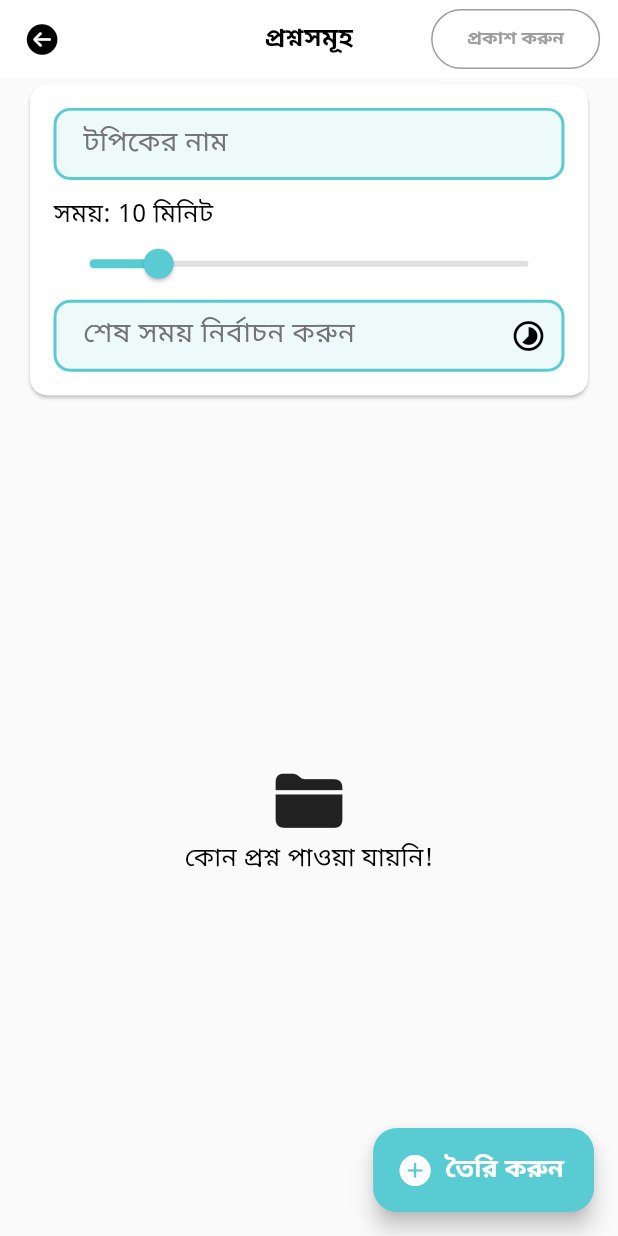
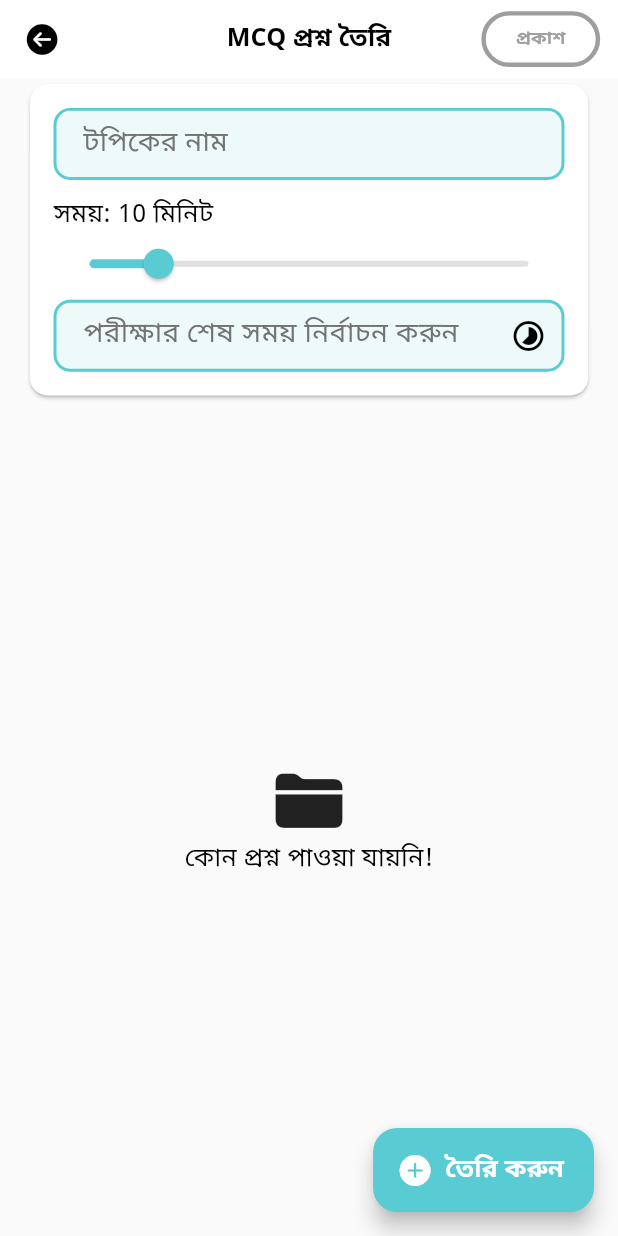
Before and after one commit to TheSaymonDev/teacher_panel_app, a Flutter app: the CreateQuizScreen screen opened by its route, on a phone screen of 412 x 824 dp. Run offline on Flutter 3.47's test engine with Material 3 defaults, Android fonts, the phone set to English and light mode, and no system bars; our stand-ins replace animated_toggle_switch, cloud_firestore, firebase_auth, firebase_core, fl_chart, flutter_screenutil and 10 more; accounts and stored records are empty; statements that could not run were skipped.

Commit message:
Save current changes before history rewrite

```diff
--- a/lib/config/localizations/translations/bn_bd_translations.dart
+++ b/lib/config/localizations/translations/bn_bd_translations.dart
@@ -58,8 +58,8 @@ final Map<String, String> bnBd = {
     'no_subject_wise_performance': 'কোন বিষয়ভিত্তিক পারফরম্যান্স নেই',
 
     /// for create quiz screen
-    'questions': 'প্রশ্নসমূহ',
-    'publish': 'প্রকাশ করুন',
+    'create_mcq_questions': 'MCQ প্রশ্ন তৈরি',
+    'publish': 'প্রকাশ',
     'confirm_publish': 'প্রকাশ নিশ্চিত করুন',
     'confirm_publish_message': 'আপনি কি নিশ্চিত যে আপনি এই কুইজটি প্রকাশ করতে চান?',
     'confirm': 'নিশ্চিত করুন',
@@ -71,7 +71,7 @@ final Map<String, String> bnBd = {
     'topic_name': 'টপিকের নাম',
     'time': 'সময়',
     'minutes': 'মিনিট',
-    'select_end_time': 'শেষ সময় নির্বাচন করুন',
+    'select_exam_end_time': 'পরীক্ষার শেষ সময় নির্বাচন করুন',
     'add_question': 'প্রশ্ন যোগ করুন',
     'update_question': 'প্রশ্ন আপডেট করুন',
     'question': 'প্রশ্ন',
--- a/lib/config/localizations/translations/en_us_translations.dart
+++ b/lib/config/localizations/translations/en_us_translations.dart
@@ -55,7 +55,7 @@ final Map<String, String> enUs = {
   'total_quizzes_taken': 'Total Quizzes Taken',
   'no_subject_wise_performance': 'No subject-wise performance',
   /// for create quiz screen
-  'questions': 'Questions',
+  'create_mcq_questions': 'Create MCQ Questions',
   'publish': 'Publish',
   'confirm_publish': 'Confirm Publish',
   'confirm_publish_message': 'Are you sure you want to publish this quiz?',
@@ -68,7 +68,7 @@ final Map<String, String> enUs = {
   'topic_name': 'Topic Name',
   'time': 'Time',
   'minutes': 'minutes',
-  'select_end_time': 'Select End Time',
+  'select_exam_end_time': 'Select Exam End Time',
   'add_question': 'Add Question',
   'update_question': 'Update Question',
   'question': 'Question',
--- a/lib/screens/create_quiz_screen/create_quiz_screen.dart
+++ b/lib/screens/create_quiz_screen/create_quiz_screen.dart
@@ -38,7 +38,7 @@ class _CreateQuizScreenState extends State<CreateQuizScreen> {
   Widget build(BuildContext context) {
     return Scaffold(
       appBar: CustomAppBarWithTitle(
-        title: 'questions'.tr,
+        title: 'create_mcq_questions'.tr,
         onPressed: () => Get.back(),
         actions: [_buildPublishButton(), Gap(12.w)],
       ),
@@ -70,8 +70,11 @@ class _CreateQuizScreenState extends State<CreateQuizScreen> {
         return OutlinedButton(
           onPressed: isEnabled ? _showPublishDialog : null,
           style: OutlinedButton.styleFrom(
+            padding: EdgeInsets.symmetric(horizontal: 12.w, vertical: 8.h),
+            minimumSize: Size(80.w, 40.h),
             side: BorderSide(
-                color: isEnabled ? AppColors.primaryClr : Colors.grey),
+                color: isEnabled ? AppColors.primaryClr : Colors.grey,
+                width: 3.w),
           ),
           child: Text('publish'.tr,
               style: Theme.of(context).textTheme.titleSmall!.copyWith(
@@ -85,15 +88,15 @@ class _CreateQuizScreenState extends State<CreateQuizScreen> {
     showDialog(
       context: context,
       builder: (_) => AlertDialog(
-        title:  Text('confirm_publish'.tr),
-        content:  Text('confirm_publish_message'.tr),
+        title: Text('confirm_publish'.tr),
+        content: Text('confirm_publish_message'.tr),
         actions: [
-          TextButton(onPressed: Get.back, child:  Text('cancel'.tr)),
+          TextButton(onPressed: Get.back, child: Text('cancel'.tr)),
           ElevatedButton(
             onPressed: () async {
               final result = await _createQuizController.createQuiz();
               if (result && mounted) {
-                Get.close(2); // Close alert & screen
+                Get.close(2);
                 HiveService().clearAllData();
               }
             },
--- a/lib/screens/create_quiz_screen/widgets/quiz_meta_form.dart
+++ b/lib/screens/create_quiz_screen/widgets/quiz_meta_form.dart
@@ -48,7 +48,7 @@ class QuizMetaForm extends StatelessWidget {
               GetBuilder<CreateQuizController>(
                 builder: (_) => CustomTextFormField(
                   controller: controller.endTimeController,
-                  hintText: 'select_end_time'.tr,
+                  hintText: 'select_exam_end_time'.tr,
                   readOnly: true,
                   validator: AppValidators.requiredValidator,
                   suffixIcon: IconButton(
```
Also changed, not shown: lib/data/services/notification_service.dart (+25 -4 lines), lib/screens/create_quiz_screen/controllers/create_quiz_controller.dart (+6 -1 lines).
